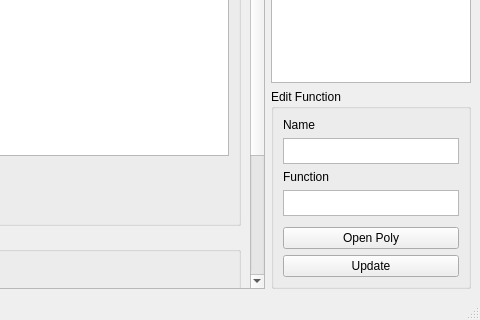
ultradr3mer/Graphitty, file Graphitty/mainview.ui: the form before one commit; both pictures show x 493 to 973 and y 312 to 632 of the 973 by 632 pixel window.
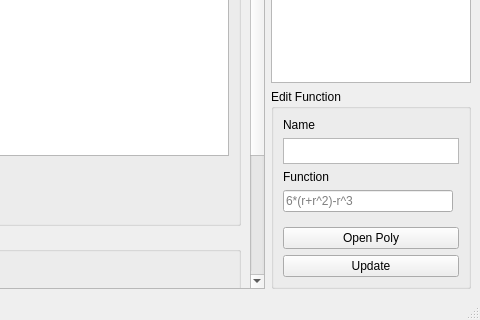
The form after the commit. Custom widgets are drawn as their Qt base class.

Commit message: Function parsing im mainView

Patch:
```diff
--- a/Graphitty/mainview.ui
+++ b/Graphitty/mainview.ui
@@ -54,23 +54,6 @@
        <string>Edit Function</string>
       </property>
       <layout class="QGridLayout" name="gridLayout_3">
-       <item row="2" column="0" colspan="2">
-        <widget class="QLabel" name="label_5">
-         <property name="text">
-          <string>Function</string>
-         </property>
-        </widget>
-       </item>
-       <item row="3" column="0" colspan="2">
-        <widget class="QTextEdit" name="textEdit_5">
-         <property name="maximumSize">
-          <size>
-           <width>16777215</width>
-           <height>26</height>
-          </size>
-         </property>
-        </widget>
-       </item>
        <item row="6" column="0" colspan="2">
         <widget class="QPushButton" name="update">
          <property name="text">
@@ -85,6 +68,13 @@
          </property>
         </widget>
        </item>
+       <item row="2" column="0" colspan="2">
+        <widget class="QLabel" name="label_5">
+         <property name="text">
+          <string>Function</string>
+         </property>
+        </widget>
+       </item>
        <item row="0" column="0" colspan="2">
         <widget class="QLabel" name="label_6">
          <property name="text">
@@ -115,6 +105,13 @@
          </property>
         </spacer>
        </item>
+       <item row="3" column="0">
+        <widget class="QLineEdit" name="lineEditFunction">
+         <property name="placeholderText">
+          <string>6*(r+r^2)-r^3</string>
+         </property>
+        </widget>
+       </item>
       </layout>
      </widget>
     </item>
```
The commit also changes 5 other files.
